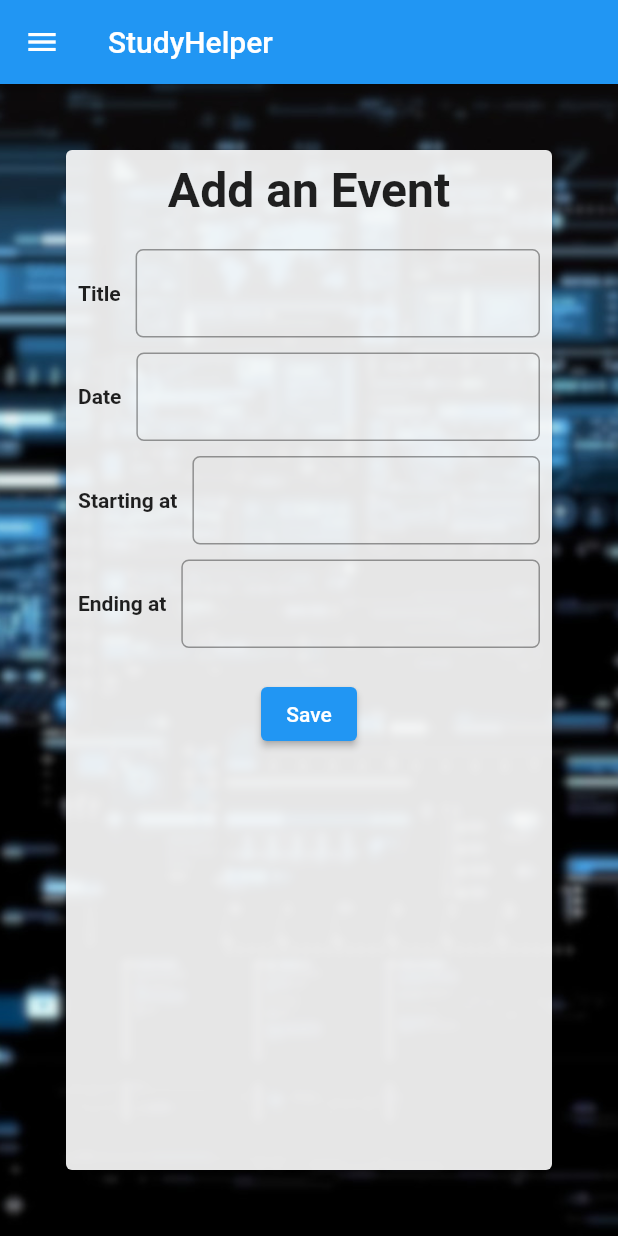
After one commit to cxdxng/studyhelper, a Flutter app: the AddEvent screen opened by its route, on a phone screen of 412 x 824 dp. The commit adds this screen. Run offline on Flutter 3.47's test engine with Material 2 defaults, Android fonts, the phone set to English and light mode, and no system bars; our stand-ins replace syncfusion_flutter_calendar.

Commit message:
Added changes

```diff
--- /dev/null
+++ b/lib/AddEvent.dart
@@ -0,0 +1,117 @@
+import 'package:flutter/material.dart';
+import 'main.dart';
+
+class AddEvent extends StatefulWidget {
+  const AddEvent({Key? key}) : super(key: key);
+
+  @override
+  State<AddEvent> createState() => _AddEventState();
+}
+
+class _AddEventState extends State<AddEvent> {
+
+
+  // Textfield controllers
+
+  TextEditingController title = TextEditingController();
+  TextEditingController date = TextEditingController();
+  TextEditingController startTime = TextEditingController();
+  TextEditingController endTime = TextEditingController();
+
+
+
+
+  @override
+  Widget build(BuildContext context) {
+    return SafeArea(
+      child: Scaffold(
+        appBar: AppBar(
+          title: const Text("StudyHelper"),
+        ),
+        drawer: Drawer(
+          child: ListView(
+            children: [
+              DrawerHeader(child: Center(child: makeDarkText("Overview")),),
+              ListTile(
+                title: const Text("Home"),
+                onTap: () => Navigator.pushNamed(context, "/"),
+              ),
+            ],
+          ),
+
+        ),
+        body: Container(
+          decoration: const BoxDecoration(
+                image: DecorationImage(
+                    fit: BoxFit.cover,
+                    image: AssetImage("assets/wallpaper.jpg"))),
+          child: Padding(
+            padding: const EdgeInsets.all(40.0),
+            child: Card(
+              color: Colors.white.withOpacity(0.9),
+              child: Padding(
+                padding: const EdgeInsets.all(8.0),
+                child: Column(
+                  children: [
+                    const Text(
+                      "Add an Event",
+                      style: TextStyle(
+                        fontWeight: FontWeight.bold,
+                        fontSize: 32
+                      ),
+                    ),
+                    //Divider(color: Colors.grey[300],thickness: 2,),
+                    SizedBox(height: 20,),
+                    makeTextFieldAndText("Title", title),
+                    const SizedBox(height: 10),
+                    makeTextFieldAndText("Date", date),
+                    const SizedBox(height: 10),
+                    makeTextFieldAndText("Starting at", startTime),
+                    const SizedBox(height: 10),
+                    makeTextFieldAndText("Ending at", endTime),
+                    const SizedBox(height: 20),
+                    ElevatedButton(
+                      onPressed: ()async{
+                        var lol = await showDatePicker(context: context, initialDate: DateTime.now(), firstDate: DateTime(2022), lastDate: DateTime(2023));
+                        print(lol);
+                      },
+                      child: const Text("Save")
+                    ),
+                  ],
+                ),
+              ),
+            ),
+          ),
+        ),
+      ),
+    );
+
+  }
+
+  Row makeTextFieldAndText(String hint, TextEditingController controller){
+    return Row(
+      children: [
+        Text(
+          hint,
+          style: const TextStyle(fontWeight: FontWeight.bold)
+        ),
+        const SizedBox(width: 10),
+        Expanded(
+          child: TextField(
+            decoration: const InputDecoration(
+              border: OutlineInputBorder(
+                borderSide: BorderSide(width: 2, color: Colors.grey),
+                borderRadius: BorderRadius.all(Radius.circular(5))
+              ),
+              focusedBorder: OutlineInputBorder(
+                borderSide: BorderSide(width: 2, color: Colors.blue),
+                borderRadius: BorderRadius.all(Radius.circular(5))
+              )
+            ),
+            controller: controller,
+          ),
+        ),
+      ],
+    );
+  }
+}
--- a/lib/Calendar.dart
+++ b/lib/Calendar.dart
@@ -15,6 +15,7 @@ class Overview extends StatefulWidget {
 class _OverviewState extends State<Overview> {
 
   // Using syncfusion calendar:: https://pub.dev/packages/syncfusion_flutter_calendar
+
 
 
   @override
@@ -48,9 +49,12 @@ class _OverviewState extends State<Overview> {
         body: Container(
           child: SfCalendar(
             view: CalendarView.month,
+            monthViewSettings: const MonthViewSettings(appointmentDisplayMode: MonthAppointmentDisplayMode.appointment),
           )
         ),
       ),
     );
   }
+
+
 }
--- a/pubspec.yaml
+++ b/pubspec.yaml
@@ -31,6 +31,7 @@ dependencies:
     sdk: flutter
   syncfusion_flutter_calendar: ^20.2.45
   url_launcher: ^6.1.5
+  http: ^0.13.5
 
   # The following adds the Cupertino Icons font to your application.
   # Use with the CupertinoIcons class for iOS style icons.
```
Also changed, not shown: lib/Dashboard.dart (+5 -4 lines), lib/DatabaseHelper.dart (added, +21 -0 lines), lib/ListEvents.dart (added, +27 -0 lines), lib/TestUI.dart (added, +104 -0 lines), lib/main.dart (+121 -15 lines), pubspec.lock, 2 other files.
